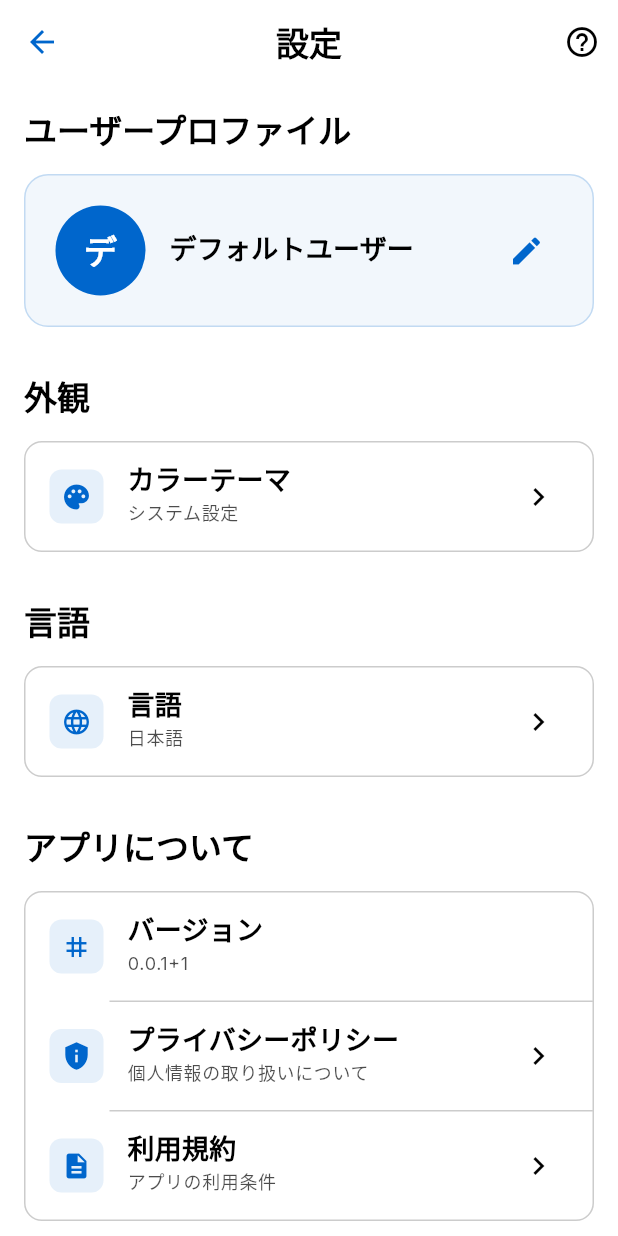
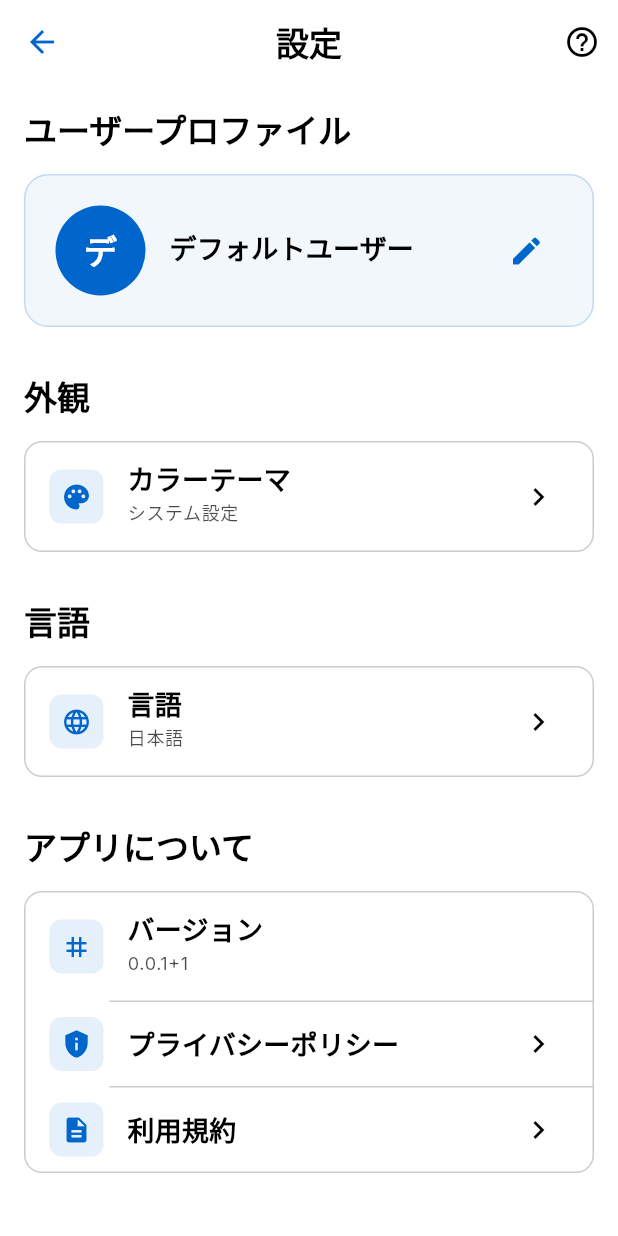
Before and after one commit to ken-ty/darts, a Flutter app: the SettingsPage screen opened directly, on a phone screen of 412 x 824 dp. Run offline on Flutter 3.47's test engine with Material 3 defaults, Android fonts, the phone set to English and light mode, and no system bars; our stand-ins replace fl_chart, google_fonts, hooks_riverpod, package_info_plus, shared_preferences; accounts and stored records are empty.

Commit message:
feat: 不要なsubtitle削除

```diff
--- a/lib/pages/settings_page.dart
+++ b/lib/pages/settings_page.dart
@@ -340,14 +340,12 @@ class _SettingsPageState extends State<SettingsPage>
           _buildDivider(),
           _buildSettingTile(
             title: 'プライバシーポリシー',
-            subtitle: '個人情報の取り扱いについて',
             icon: Icons.privacy_tip,
             onTap: () => _launchURL(AppConstants.privacyPolicyUrl),
           ),
           _buildDivider(),
           _buildSettingTile(
             title: '利用規約',
-            subtitle: 'アプリの利用条件',
             icon: Icons.description,
             onTap: () => _launchURL(AppConstants.termsOfServiceUrl),
           ),
@@ -358,7 +356,7 @@ class _SettingsPageState extends State<SettingsPage>
 
   Widget _buildSettingTile({
     required String title,
-    required String subtitle,
+    String? subtitle,
     required IconData icon,
     Widget? trailing,
     VoidCallback? onTap,
@@ -383,12 +381,16 @@ class _SettingsPageState extends State<SettingsPage>
           fontWeight: FontWeight.w600,
         ),
       ),
-      subtitle: Text(
-        subtitle,
-        style: Theme.of(context).textTheme.bodySmall?.copyWith(
-          color: Theme.of(context).colorScheme.onSurface.withValues(alpha: 0.7),
-        ),
-      ),
+      subtitle: subtitle != null
+          ? Text(
+              subtitle,
+              style: Theme.of(context).textTheme.bodySmall?.copyWith(
+                color: Theme.of(
+                  context,
+                ).colorScheme.onSurface.withValues(alpha: 0.7),
+              ),
+            )
+          : null,
       trailing:
           trailing ?? (onTap != null ? const Icon(Icons.chevron_right) : null),
       onTap: onTap,
```
